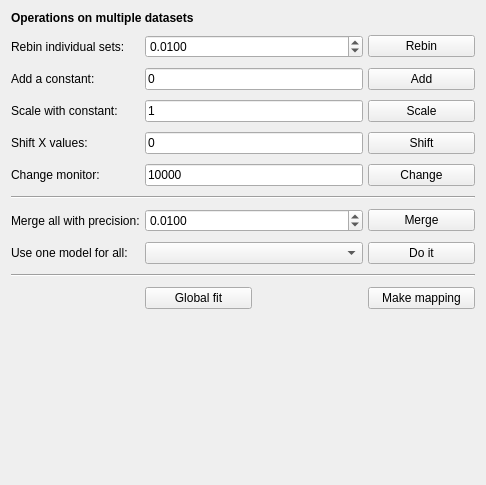
The window that ufit/gui/multiops.ui (McStasMcXtrace/ufit) describes before a commit, drawn with Qt 5.
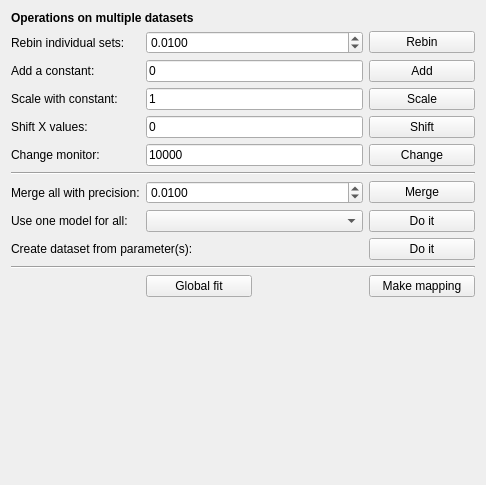
The same window after the commit.

Commit message: multiops: allow creation of a new dataset from x/y values (model or data params)

```diff
--- a/ufit/gui/multiops.ui
+++ b/ufit/gui/multiops.ui
@@ -16,20 +16,21 @@
   <layout class="QVBoxLayout" name="verticalLayout">
    <item>
     <layout class="QGridLayout" name="gridLayout">
-     <property name="horizontalSpacing">
-      <number>5</number>
-     </property>
-     <property name="verticalSpacing">
-      <number>10</number>
-     </property>
-     <item row="12" column="1">
+     <item row="13" column="1">
       <widget class="QPushButton" name="globalfitBtn">
        <property name="text">
         <string>Global fit</string>
        </property>
       </widget>
      </item>
-     <item row="12" column="3">
+     <item row="11" column="0" colspan="4">
+      <widget class="Line" name="line_2">
+       <property name="orientation">
+        <enum>Qt::Horizontal</enum>
+       </property>
+      </widget>
+     </item>
+     <item row="13" column="3">
       <widget class="QPushButton" name="mappingBtn">
        <property name="text">
         <string>Make mapping</string>
@@ -241,10 +242,17 @@
        </property>
       </widget>
      </item>
-     <item row="10" column="0" colspan="4">
-      <widget class="Line" name="line_2">
-       <property name="orientation">
-        <enum>Qt::Horizontal</enum>
+     <item row="10" column="3">
+      <widget class="QPushButton" name="paramsetBtn">
+       <property name="text">
+        <string>Do it</string>
+       </property>
+      </widget>
+     </item>
+     <item row="10" column="0" colspan="2">
+      <widget class="QLabel" name="label_4">
+       <property name="text">
+        <string>Create dataset from parameter(s):</string>
        </property>
       </widget>
      </item>
```
Left out of the diff: 7 changed lines with no effect on the pictures. The commit also changes 5 other files.
